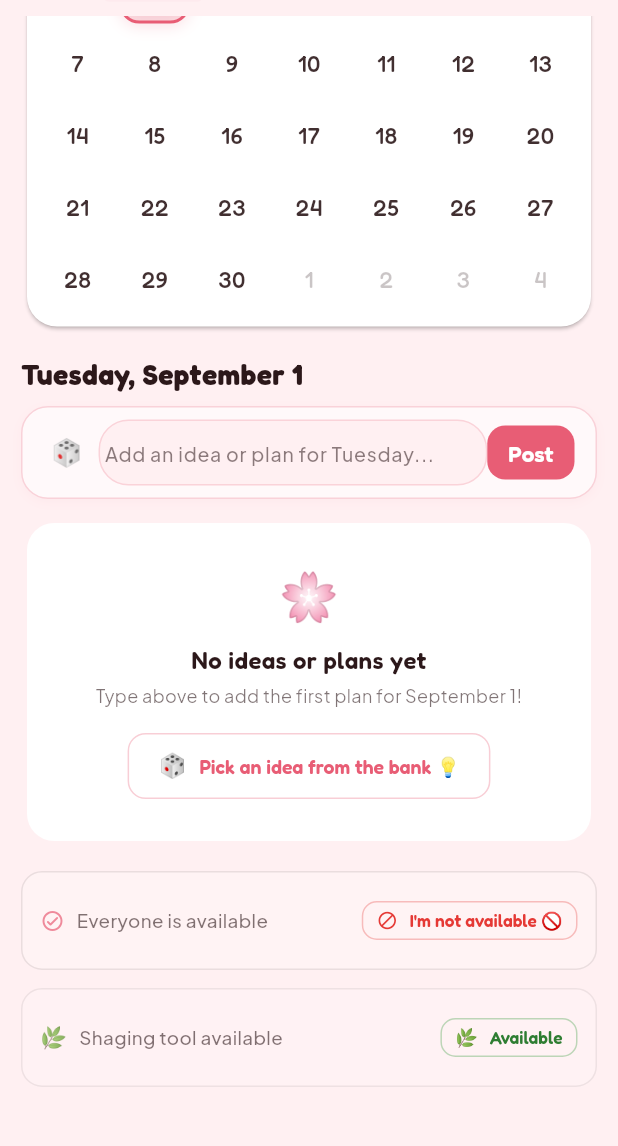
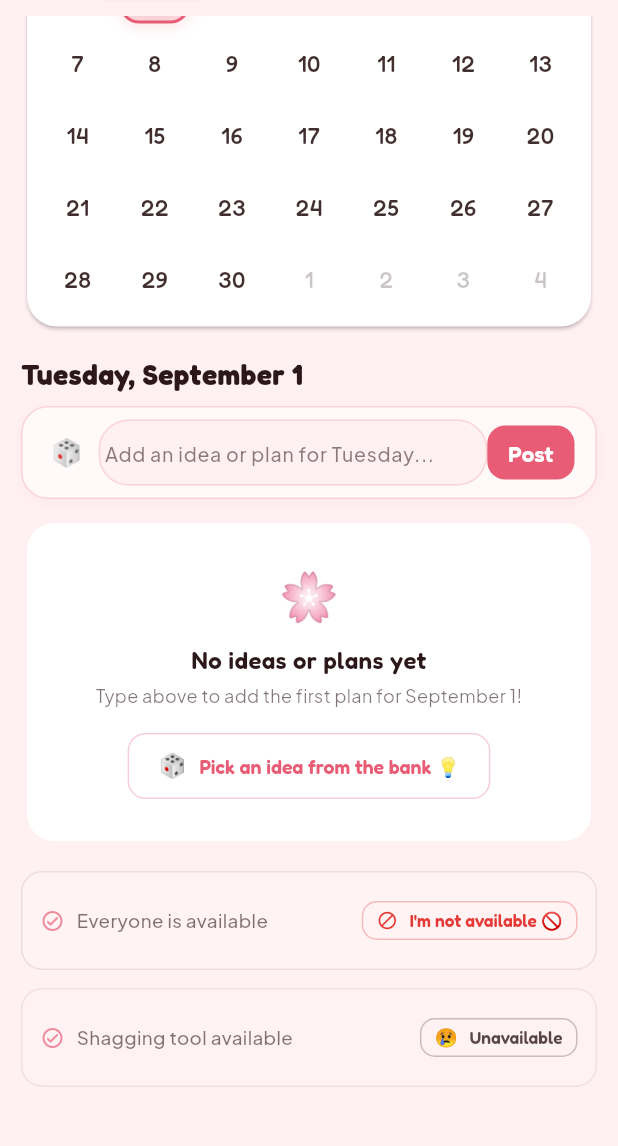
Before and after one commit to MaximeBruneau/Planner, a Flutter app: the CalendarScreen screen opened directly, scrolled down 135 dp, on a phone screen of 412 x 824 dp, the part 68-1214 px from its top. Run offline on Flutter 3.47's test engine with Material 3 defaults, Android fonts, the phone set to English and light mode, and no system bars; drawn by our look-alikes of table_calendar; our stand-ins replace cloud_firestore, firebase_auth, firebase_core, flutter_local_notifications, flutter_riverpod, google_fonts and 3 more; accounts and stored records are empty.

Commit message:
feat(calendar): display sad smiley on shagging tool unavailable days, cumulative with red tint and without extra color

```diff
--- a/lib/views/calendar/calendar_screen.dart
+++ b/lib/views/calendar/calendar_screen.dart
@@ -150,7 +150,7 @@ class _CalendarScreenState extends ConsumerState<CalendarScreen> {
                               planState.hasUnavailability(day),
                           getUnavailableCountForDate: (day) =>
                               planState.getUnavailabilitiesForDate(day).length,
-                          isShaggingAvailableForDate: (day) =>
+                          isShaggingUnavailableForDate: (day) =>
                               planState.hasShaggingAvailability(day),
                           onDaySelected: (selectedDay, focusedDay) {
                             FocusScope.of(context).unfocus();
--- a/lib/views/calendar/widgets/calendar_day_cell.dart
+++ b/lib/views/calendar/widgets/calendar_day_cell.dart
@@ -6,7 +6,7 @@ class CalendarDayCell extends StatelessWidget {
   final int count;
   final bool isUnavailable;
   final int unavailableCount;
-  final bool isShaggingAvailable;
+  final bool isShaggingUnavailable;
   final bool isSelected;
   final bool isToday;
   final bool isOutside;
@@ -17,7 +17,7 @@ class CalendarDayCell extends StatelessWidget {
     this.count = 0,
     this.isUnavailable = false,
     this.unavailableCount = 0,
-    this.isShaggingAvailable = false,
+    this.isShaggingUnavailable = false,
     this.isSelected = false,
     this.isToday = false,
     this.isOutside = false,
@@ -32,46 +32,23 @@ class CalendarDayCell extends StatelessWidget {
     const redColor = Color(0xFFE53935);
     final redTint = redColor.withValues(alpha: isSelected ? 0.24 : 0.16);
 
-    const greenColor = Color(0xFF43A047);
-    final greenTint = greenColor.withValues(alpha: isSelected ? 0.24 : 0.16);
-
-    // Priority: Red (unavailability) takes priority over Green (shaging tool)
-    final bool showRed = isUnavailable;
-    final bool showGreen = !isUnavailable && isShaggingAvailable;
-
-    Color backgroundColor = Colors.transparent;
-    if (!isOutside) {
-      if (showRed) {
-        backgroundColor = redTint;
-      } else if (showGreen) {
-        backgroundColor = greenTint;
-      }
-    }
-
+    Color backgroundColor = isUnavailable && !isOutside ? redTint : Colors.transparent;
     Color textColor = isOutside
         ? colorScheme.onSurface.withValues(alpha: 0.25)
-        : (showRed && !isSelected && !isToday
+        : (isUnavailable && !isSelected && !isToday
             ? const Color(0xFFC62828)
-            : (showGreen && !isSelected && !isToday
-                ? const Color(0xFF2E7D32)
-                : colorScheme.onSurface));
+            : colorScheme.onSurface);
 
-    BoxBorder? border = (!isOutside && !isSelected && !isToday)
-        ? (showRed
+    BoxBorder? border = isUnavailable && !isOutside && !isSelected && !isToday
         ? Border.all(color: redColor.withValues(alpha: 0.35), width: 1.0)
-            : (showGreen
-                ? Border.all(color: greenColor.withValues(alpha: 0.35), width: 1.0)
-                : null))
         : null;
 
     List<BoxShadow> shadows = [];
 
     if (isSelected) {
-      backgroundColor = showRed
+      backgroundColor = isUnavailable
           ? Color.alphaBlend(redTint, colorScheme.primary.withValues(alpha: 0.16))
-          : (showGreen
-              ? Color.alphaBlend(greenTint, colorScheme.primary.withValues(alpha: 0.16))
-              : colorScheme.primary.withValues(alpha: 0.14));
+          : colorScheme.primary.withValues(alpha: 0.14);
       border = Border.all(color: colorScheme.primary, width: 2.0);
       shadows = [
         BoxShadow(
@@ -81,11 +58,9 @@ class CalendarDayCell extends StatelessWidget {
         ),
       ];
     } else if (isToday) {
-      backgroundColor = showRed
+      backgroundColor = isUnavailable
           ? Color.alphaBlend(redTint, colorScheme.secondary.withValues(alpha: 0.12))
-          : (showGreen
-              ? Color.alphaBlend(greenTint, colorScheme.secondary.withValues(alpha: 0.12))
-              : colorScheme.secondary.withValues(alpha: 0.10));
+          : colorScheme.secondary.withValues(alpha: 0.10);
       border = Border.all(
         color: colorScheme.secondary,
         width: 1.5,
@@ -111,7 +86,10 @@ class CalendarDayCell extends StatelessWidget {
             border: border,
             boxShadow: shadows,
           ),
-          child: Center(
+          child: Stack(
+            alignment: Alignment.center,
+            children: [
+              Center(
                 child: Column(
                   mainAxisAlignment: MainAxisAlignment.center,
                   mainAxisSize: MainAxisSize.min,
@@ -120,7 +98,9 @@ class CalendarDayCell extends StatelessWidget {
                       '${day.day}',
                       style: GoogleFonts.fredoka(
                         fontSize: daySize,
-                    fontWeight: isSelected || isToday ? FontWeight.w700 : (isUnavailable ? FontWeight.w600 : FontWeight.w500),
+                        fontWeight: isSelected || isToday
+                            ? FontWeight.w700
+                            : (isUnavailable ? FontWeight.w600 : FontWeight.w500),
                         color: isSelected
                             ? colorScheme.primary
                             : (isToday
@@ -142,6 +122,20 @@ class CalendarDayCell extends StatelessWidget {
                   ],
                 ),
               ),
+              if (isShaggingUnavailable && !isOutside)
+                Positioned(
+                  top: 2,
+                  right: 3,
+                  child: Text(
+                    '😢',
+                    style: TextStyle(
+                      fontSize: (cellHeight * 0.24).clamp(9.0, 13.0),
+                      height: 1.0,
+                    ),
+                  ),
+                ),
+            ],
+          ),
         );
       },
     );
--- a/lib/views/calendar/widgets/calendar_month_card.dart
+++ b/lib/views/calendar/widgets/calendar_month_card.dart
@@ -14,7 +14,7 @@ class CalendarMonthCard extends StatelessWidget {
   final int Function(DateTime day) getCountForDate;
   final bool Function(DateTime day)? isUnavailableForDate;
   final int Function(DateTime day)? getUnavailableCountForDate;
-  final bool Function(DateTime day)? isShaggingAvailableForDate;
+  final bool Function(DateTime day)? isShaggingUnavailableForDate;
 
   const CalendarMonthCard({
     super.key,
@@ -27,7 +27,7 @@ class CalendarMonthCard extends StatelessWidget {
     required this.getCountForDate,
     this.isUnavailableForDate,
     this.getUnavailableCountForDate,
-    this.isShaggingAvailableForDate,
+    this.isShaggingUnavailableForDate,
   });
 
   @override
@@ -85,26 +85,26 @@ class CalendarMonthCard extends StatelessWidget {
               final count = getCountForDate(day);
               final isUnavailable = isUnavailableForDate?.call(day) ?? false;
               final unavailableCount = getUnavailableCountForDate?.call(day) ?? 0;
-              final isShaggingAvailable = isShaggingAvailableForDate?.call(day) ?? false;
+              final isShaggingUnavailable = isShaggingUnavailableForDate?.call(day) ?? false;
               return CalendarDayCell(
                 day: day,
                 count: count,
                 isUnavailable: isUnavailable,
                 unavailableCount: unavailableCount,
-                isShaggingAvailable: isShaggingAvailable,
+                isShaggingUnavailable: isShaggingUnavailable,
               );
             },
             selectedBuilder: (context, day, focusedDay) {
               final count = getCountForDate(day);
               final isUnavailable = isUnavailableForDate?.call(day) ?? false;
               final unavailableCount = getUnavailableCountForDate?.call(day) ?? 0;
-              final isShaggingAvailable = isShaggingAvailableForDate?.call(day) ?? false;
+              final isShaggingUnavailable = isShaggingUnavailableForDate?.call(day) ?? false;
               return CalendarDayCell(
                 day: day,
                 count: count,
                 isUnavailable: isUnavailable,
                 unavailableCount: unavailableCount,
-                isShaggingAvailable: isShaggingAvailable,
+                isShaggingUnavailable: isShaggingUnavailable,
                 isSelected: true,
               );
             },
@@ -112,13 +112,13 @@ class CalendarMonthCard extends StatelessWidget {
               final count = getCountForDate(day);
               final isUnavailable = isUnavailableForDate?.call(day) ?? false;
               final unavailableCount = getUnavailableCountForDate?.call(day) ?? 0;
-              final isShaggingAvailable = isShaggingAvailableForDate?.call(day) ?? false;
+              final isShaggingUnavailable = isShaggingUnavailableForDate?.call(day) ?? false;
               return CalendarDayCell(
                 day: day,
                 count: count,
                 isUnavailable: isUnavailable,
                 unavailableCount: unavailableCount,
-                isShaggingAvailable: isShaggingAvailable,
+                isShaggingUnavailable: isShaggingUnavailable,
                 isToday: true,
                 isSelected: isSameDay(selectedDay, day),
               );
--- a/lib/views/calendar/widgets/selected_day_unavailability_card.dart
+++ b/lib/views/calendar/widgets/selected_day_unavailability_card.dart
@@ -224,20 +224,17 @@ class SelectedDayUnavailabilityCard extends StatelessWidget {
 
   Widget _buildShaggingToolCard(BuildContext context) {
     final colorScheme = Theme.of(context).colorScheme;
-    final hasShagging = shaggingAvailabilities.isNotEmpty;
+    final hasShaggingUnavailable = shaggingAvailabilities.isNotEmpty;
 
-    const greenColor = Color(0xFF43A047);
-    const darkGreenColor = Color(0xFF2E7D32);
-
-    if (hasShagging) {
+    if (hasShaggingUnavailable) {
       return Container(
         margin: const EdgeInsets.only(bottom: 10),
         padding: const EdgeInsets.all(12),
         decoration: BoxDecoration(
-          color: greenColor.withValues(alpha: 0.08),
+          color: colorScheme.surfaceContainerHighest.withValues(alpha: 0.35),
           borderRadius: BorderRadius.circular(16),
           border: Border.all(
-            color: greenColor.withValues(alpha: 0.28),
+            color: colorScheme.outline.withValues(alpha: 0.15),
             width: 1.2,
           ),
         ),
@@ -250,22 +247,22 @@ class SelectedDayUnavailabilityCard extends StatelessWidget {
                 Container(
                   padding: const EdgeInsets.all(6),
                   decoration: BoxDecoration(
-                    color: greenColor.withValues(alpha: 0.15),
+                    color: colorScheme.surfaceContainerHighest.withValues(alpha: 0.6),
                     shape: BoxShape.circle,
                   ),
                   child: const Text(
-                    "🌿",
+                    "😢",
                     style: TextStyle(fontSize: 13),
                   ),
                 ),
                 const SizedBox(width: 8),
                 Expanded(
                   child: Text(
-                    "Shaging tool available (${shaggingAvailabilities.length})",
+                    "Shagging tool unavailable 😢 (${shaggingAvailabilities.length})",
                     style: GoogleFonts.fredoka(
                       fontSize: 14,
                       fontWeight: FontWeight.w600,
-                      color: darkGreenColor,
+                      color: colorScheme.onSurface,
                     ),
                   ),
                 ),
@@ -283,7 +280,7 @@ class SelectedDayUnavailabilityCard extends StatelessWidget {
                     color: Theme.of(context).cardColor,
                     borderRadius: BorderRadius.circular(20),
                     border: Border.all(
-                      color: greenColor.withValues(alpha: 0.25),
+                      color: colorScheme.outline.withValues(alpha: 0.15),
                       width: 1,
                     ),
                     boxShadow: [
@@ -299,17 +296,17 @@ class SelectedDayUnavailabilityCard extends StatelessWidget {
                     children: [
                       CircleAvatar(
                         radius: 10,
-                        backgroundColor: greenColor.withValues(alpha: 0.15),
+                        backgroundColor: colorScheme.surfaceContainerHighest,
                         backgroundImage: u.userPhotoUrl != null && u.userPhotoUrl!.isNotEmpty
                             ? NetworkImage(u.userPhotoUrl!)
                             : null,
                         child: u.userPhotoUrl == null || u.userPhotoUrl!.isEmpty
                             ? Text(
                                 u.userName.isNotEmpty ? u.userName[0].toUpperCase() : "👤",
-                                style: const TextStyle(
+                                style: TextStyle(
                                   fontSize: 9,
                                   fontWeight: FontWeight.bold,
-                                  color: darkGreenColor,
+                                  color: colorScheme.onSurface,
                                 ),
                               )
                             : null,
@@ -333,7 +330,7 @@ class SelectedDayUnavailabilityCard extends StatelessWidget {
       );
     }
 
-    // When tool is not declared active yet
+    // When tool is available (no one marked it unavailable)
     return Container(
       margin: const EdgeInsets.only(bottom: 10),
       padding: const EdgeInsets.symmetric(horizontal: 12, vertical: 8),
@@ -347,14 +344,15 @@ class SelectedDayUnavailabilityCard extends StatelessWidget {
       ),
       child: Row(
         children: [
-          const Text(
-            "🌿",
-            style: TextStyle(fontSize: 14),
+          Icon(
+            Icons.check_circle_outline_rounded,
+            size: 16,
+            color: colorScheme.primary.withValues(alpha: 0.7),
           ),
           const SizedBox(width: 8),
           Expanded(
             child: Text(
-              "Shaging tool available",
+              "Shagging tool available",
               style: GoogleFonts.plusJakartaSans(
                 fontSize: 12.5,
                 fontWeight: FontWeight.w500,
@@ -369,21 +367,20 @@ class SelectedDayUnavailabilityCard extends StatelessWidget {
   }
 
   Widget _buildShaggingToggleButton(BuildContext context) {
-    const greenColor = Color(0xFF43A047);
-    const darkGreenColor = Color(0xFF2E7D32);
+    final colorScheme = Theme.of(context).colorScheme;
 
     if (isCurrentUserShaggingAvailable) {
       return OutlinedButton.icon(
         onPressed: onToggleShaggingAvailability,
-        icon: const Icon(Icons.check_circle_rounded, size: 14, color: darkGreenColor),
+        icon: const Icon(Icons.check_circle_rounded, size: 14, color: Colors.green),
         label: const Text(
-          "Tool Active ✅",
-          style: TextStyle(fontSize: 11.5, fontWeight: FontWeight.bold, color: darkGreenColor),
+          "Tool Available ✅",
+          style: TextStyle(fontSize: 11.5, fontWeight: FontWeight.bold, color: Colors.green),
         ),
         style: OutlinedButton.styleFrom(
           padding: const EdgeInsets.symmetric(horizontal: 10, vertical: 6),
           minimumSize: Size.zero,
-          side: BorderSide(color: greenColor.withValues(alpha: 0.5)),
+          side: BorderSide(color: Colors.green.withValues(alpha: 0.4)),
           shape: RoundedRectangleBorder(borderRadius: BorderRadius.circular(10)),
         ),
       );
@@ -391,15 +388,15 @@ class SelectedDayUnavailabilityCard extends StatelessWidget {
 
     return OutlinedButton.icon(
       onPressed: onToggleShaggingAvailability,
-      icon: const Text("🌿", style: TextStyle(fontSize: 12)),
-      label: const Text(
-        "Available",
-        style: TextStyle(fontSize: 11.5, fontWeight: FontWeight.w600, color: darkGreenColor),
+      icon: const Text("😢", style: TextStyle(fontSize: 12)),
+      label: Text(
+        "Unavailable",
+        style: TextStyle(fontSize: 11.5, fontWeight: FontWeight.w600, color: colorScheme.onSurface.withValues(alpha: 0.8)),
       ),
       style: OutlinedButton.styleFrom(
         padding: const EdgeInsets.symmetric(horizontal: 10, vertical: 6),
         minimumSize: Size.zero,
-        side: BorderSide(color: greenColor.withValues(alpha: 0.35)),
+        side: BorderSide(color: colorScheme.outline.withValues(alpha: 0.25)),
         shape: RoundedRectangleBorder(borderRadius: BorderRadius.circular(10)),
       ),
     );
--- a/pubspec.yaml
+++ b/pubspec.yaml
@@ -2,7 +2,7 @@ name: super_planner
 description: "Super Planner - Collaborative shared calendar for groups, friends, and couples."
 publish_to: 'none'
 
-version: 1.1.2+20
+version: 1.1.2+21
 
 environment:
   sdk: '>=3.5.0 <4.0.0'
```
Lines whose indentation alone changed are shown as unchanged.
